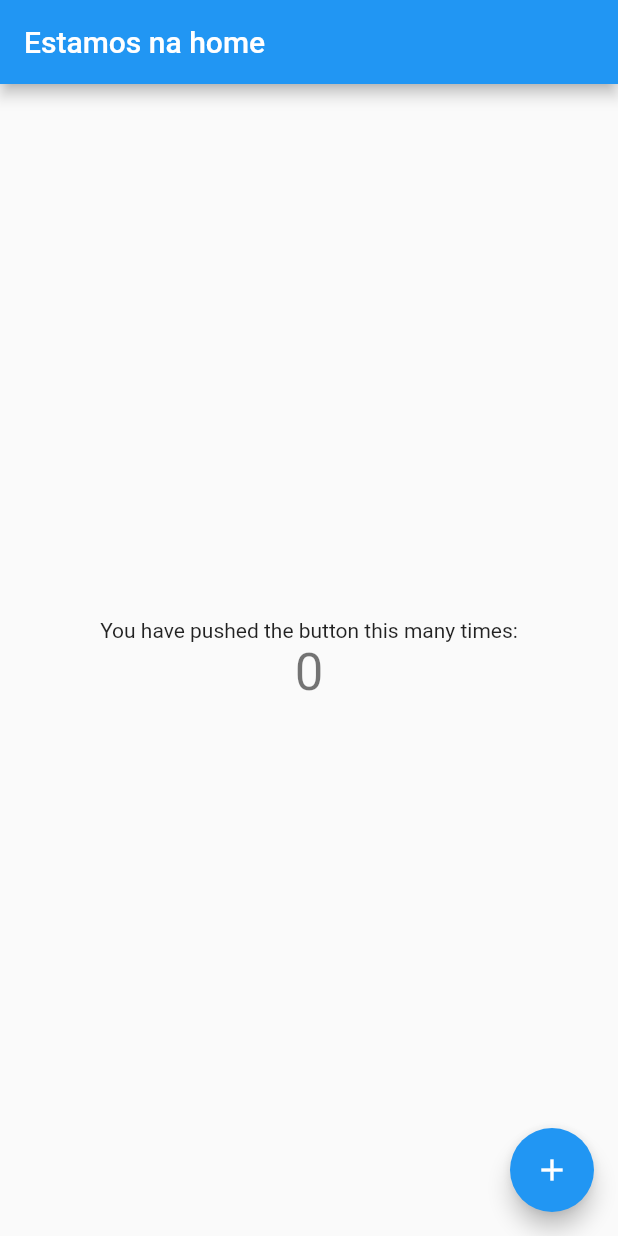
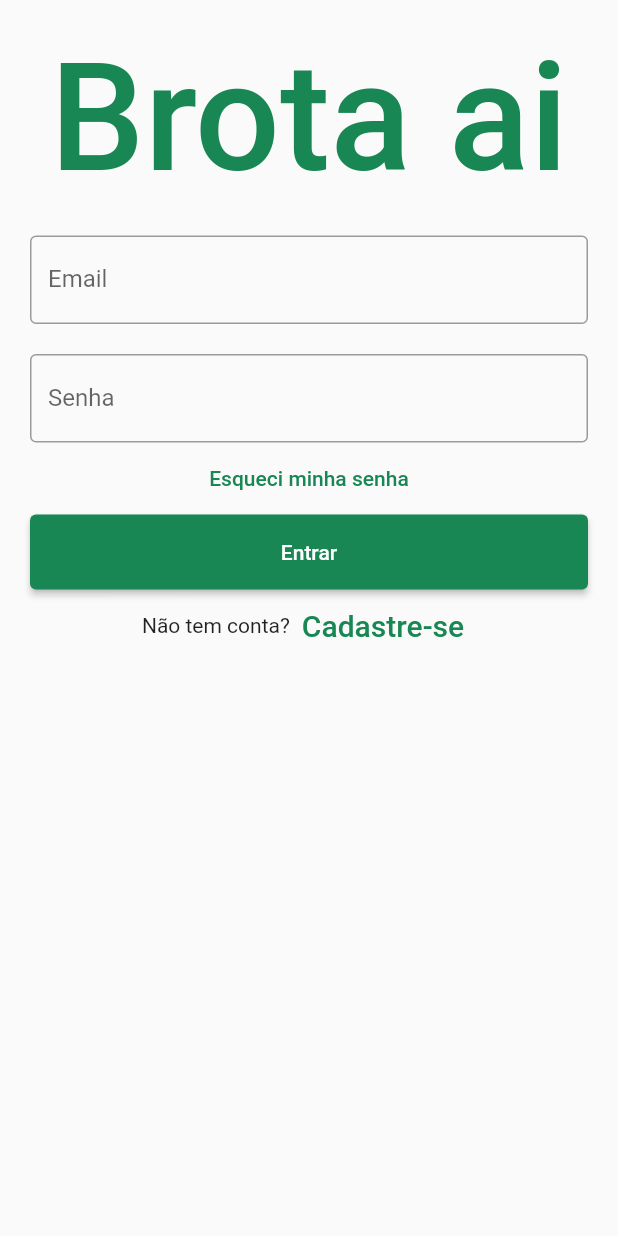
Before and after one commit to Filipex123/project-events-app, a Flutter app: the screen it shows after launch, on a phone screen of 412 x 824 dp. Run offline on Flutter 3.47's test engine with Material 2 defaults, Android fonts, the phone set to English and light mode, and no system bars; our stand-ins replace animated_splash_screen, page_transition; Roboto replaces fonts that are missing (EastSeaDokdo).

Commit message:
Login screen

```diff
--- a/lib/components/logo_splash.dart
+++ b/lib/components/logo_splash.dart
@@ -7,19 +7,18 @@ class LogoSplash extends StatelessWidget {
   Widget build(BuildContext context) {
     return Container(
       child: Column(
-        mainAxisSize: MainAxisSize.max,
         crossAxisAlignment: CrossAxisAlignment.center,
         children: <Widget>[
           Image.asset(
             "assets/images/logo.png",
-            height: 180.0,
+            height: 50.0,
           ),
           const Text(
             'Brota ai',
             style: TextStyle(
                 fontStyle: FontStyle.normal,
                 fontFamily: 'EastSeaDokdo',
-                fontSize: 90,
+                fontSize: 20,
                 color: Color(0xFF198754)),
           ),
         ],
--- a/lib/main.dart
+++ b/lib/main.dart
@@ -1,3 +1,4 @@
+import 'package:brota_ai_app/screens/login.dart';
 import 'package:brota_ai_app/screens/splash.dart';
 import 'package:flutter/material.dart';
 
@@ -15,7 +16,9 @@ class MyApp extends StatelessWidget {
       theme: ThemeData(
         primarySwatch: Colors.blue,
       ),
-      home: const Splash(),
+      home: Scaffold(
+        body: Login(),
+      ),
     );
   }
 }
--- /dev/null
+++ b/lib/screens/login.dart
@@ -0,0 +1,96 @@
+import 'package:flutter/cupertino.dart';
+import 'package:flutter/material.dart';
+
+class Login extends StatefulWidget {
+  @override
+  State<StatefulWidget> createState() => _LoginState();
+}
+
+class _LoginState extends State<Login> {
+  TextEditingController emailController = TextEditingController();
+  TextEditingController passwordController = TextEditingController();
+
+  @override
+  Widget build(BuildContext context) {
+    return Padding(
+        padding: const EdgeInsets.all(10),
+        child: ListView(
+          children: <Widget>[
+            Container(
+              alignment: Alignment.center,
+              padding: const EdgeInsets.all(10),
+              child: const Text(
+                'Brota ai',
+                style: TextStyle(
+                    fontStyle: FontStyle.normal,
+                    fontFamily: 'EastSeaDokdo',
+                    fontWeight: FontWeight.w500,
+                    fontSize: 100,
+                    color: Color(0xFF198754)),
+              ),
+            ),
+            Container(
+              padding: const EdgeInsets.all(10),
+              child: TextField(
+                controller: emailController,
+                decoration: const InputDecoration(
+                  border: OutlineInputBorder(),
+                  labelText: 'Email',
+                ),
+              ),
+            ),
+            Container(
+              padding: const EdgeInsets.fromLTRB(10, 10, 10, 0),
+              child: TextField(
+                obscureText: true,
+                controller: passwordController,
+                decoration: const InputDecoration(
+                  border: OutlineInputBorder(),
+                  labelText: 'Senha',
+                ),
+              ),
+            ),
+            TextButton(
+              onPressed: () {
+                //forgot password screen
+              },
+              child: const Text(
+                'Esqueci minha senha',
+                style: TextStyle(color: Color(0xFF198754)),
+              ),
+            ),
+            Container(
+                height: 50,
+                padding: const EdgeInsets.fromLTRB(10, 0, 10, 0),
+                child: ElevatedButton(
+                  style: ElevatedButton.styleFrom(
+                    primary: Color(0xFF198754), // Background color
+                  ),
+                  child: const Text('Entrar'),
+                  onPressed: () {
+                    print(emailController.text);
+                    print(passwordController.text);
+                  },
+                )),
+            Row(
+              children: <Widget>[
+                const Text('Não tem conta?'),
+                TextButton(
+                  child: const Text(
+                    'Cadastre-se',
+                    style: TextStyle(
+                      fontSize: 20,
+                      color: Color(0xFF198754),
+                    ),
+                  ),
+                  onPressed: () {
+                    //signup screen
+                  },
+                )
+              ],
+              mainAxisAlignment: MainAxisAlignment.center,
+            ),
+          ],
+        ));
+  }
+}
--- a/lib/screens/splash.dart
+++ b/lib/screens/splash.dart
@@ -1,10 +1,9 @@
 import 'package:animated_splash_screen/animated_splash_screen.dart';
 import 'package:brota_ai_app/components/logo_splash.dart';
+import 'package:brota_ai_app/screens/login.dart';
 import 'package:flutter/cupertino.dart';
 import 'package:flutter/material.dart';
 import 'package:page_transition/page_transition.dart';
-
-import '../main.dart';
 
 class Splash extends StatelessWidget {
   const Splash({Key? key}) : super(key: key);
@@ -13,10 +12,8 @@ class Splash extends StatelessWidget {
   Widget build(BuildContext context) {
     return AnimatedSplashScreen(
       splash: const LogoSplash(),
-      duration: 90000,
-      nextScreen: const MyHomePage(
-        title: "Estamos na home",
-      ),
+      duration: 2000,
+      nextScreen: Login(),
       pageTransitionType: PageTransitionType.fade,
       backgroundColor: Colors.black,
     );
```
Also changed, not shown: lib/screens/dashboard.dart (deleted), pubspec.lock.
